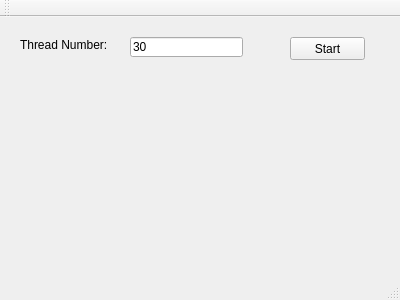
Above: mainwindow.ui from KangLin/csdn before the change. Below: the same form after it.
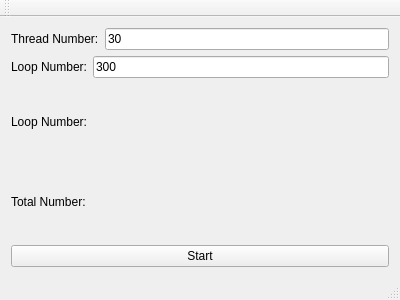
That is the form after the change.

Diff of the .ui file:
```diff
--- a/mainwindow.ui
+++ b/mainwindow.ui
@@ -14,45 +14,87 @@
    <string>MainWindow</string>
   </property>
   <widget class="QWidget" name="centralWidget">
-   <widget class="QPushButton" name="pbStart">
-    <property name="geometry">
-     <rect>
-      <x>290</x>
-      <y>20</y>
-      <width>75</width>
-      <height>23</height>
-     </rect>
-    </property>
-    <property name="text">
-     <string>Start</string>
-    </property>
-   </widget>
-   <widget class="QLabel" name="label">
-    <property name="geometry">
-     <rect>
-      <x>20</x>
-      <y>20</y>
-      <width>101</width>
-      <height>16</height>
-     </rect>
-    </property>
-    <property name="text">
-     <string>Thread Number:</string>
-    </property>
-   </widget>
-   <widget class="QLineEdit" name="edNumber">
-    <property name="geometry">
-     <rect>
-      <x>130</x>
-      <y>20</y>
-      <width>113</width>
-      <height>20</height>
-     </rect>
-    </property>
-    <property name="text">
-     <string>30</string>
-    </property>
-   </widget>
+   <layout class="QGridLayout" name="gridLayout">
+    <item row="0" column="0">
+     <layout class="QHBoxLayout" name="horizontalLayout">
+      <item>
+       <widget class="QLabel" name="label">
+        <property name="text">
+         <string>Thread Number:</string>
+        </property>
+       </widget>
+      </item>
+      <item>
+       <widget class="QLineEdit" name="edNumber">
+        <property name="text">
+         <string>30</string>
+        </property>
+       </widget>
+      </item>
+     </layout>
+    </item>
+    <item row="1" column="0">
+     <layout class="QHBoxLayout" name="horizontalLayout_2">
+      <item>
+       <widget class="QLabel" name="label_2">
+        <property name="text">
+         <string>Loop Number:</string>
+        </property>
+       </widget>
+      </item>
+      <item>
+       <widget class="QLineEdit" name="edLoopNumer">
+        <property name="text">
+         <string>300</string>
+        </property>
+       </widget>
+      </item>
+     </layout>
+    </item>
+    <item row="2" column="0">
+     <layout class="QHBoxLayout" name="horizontalLayout_3">
+      <item>
+       <widget class="QLabel" name="label_3">
+        <property name="text">
+         <string>Loop Number:</string>
+        </property>
+       </widget>
+      </item>
+      <item>
+       <widget class="QLabel" name="lbLoopNumber">
+        <property name="text">
+         <string/>
+        </property>
+       </widget>
+      </item>
+     </layout>
+    </item>
+    <item row="3" column="0">
+     <layout class="QHBoxLayout" name="horizontalLayout_4">
+      <item>
+       <widget class="QLabel" name="label_4">
+        <property name="text">
+         <string>Total Number:</string>
+        </property>
+       </widget>
+      </item>
+      <item>
+       <widget class="QLabel" name="lbTotalNumber">
+        <property name="text">
+         <string/>
+        </property>
+       </widget>
+      </item>
+     </layout>
+    </item>
+    <item row="4" column="0">
+     <widget class="QPushButton" name="pbStart">
+      <property name="text">
+       <string>Start</string>
+      </property>
+     </widget>
+    </item>
+   </layout>
   </widget>
   <widget class="QMenuBar" name="menuBar">
    <property name="geometry">
```
